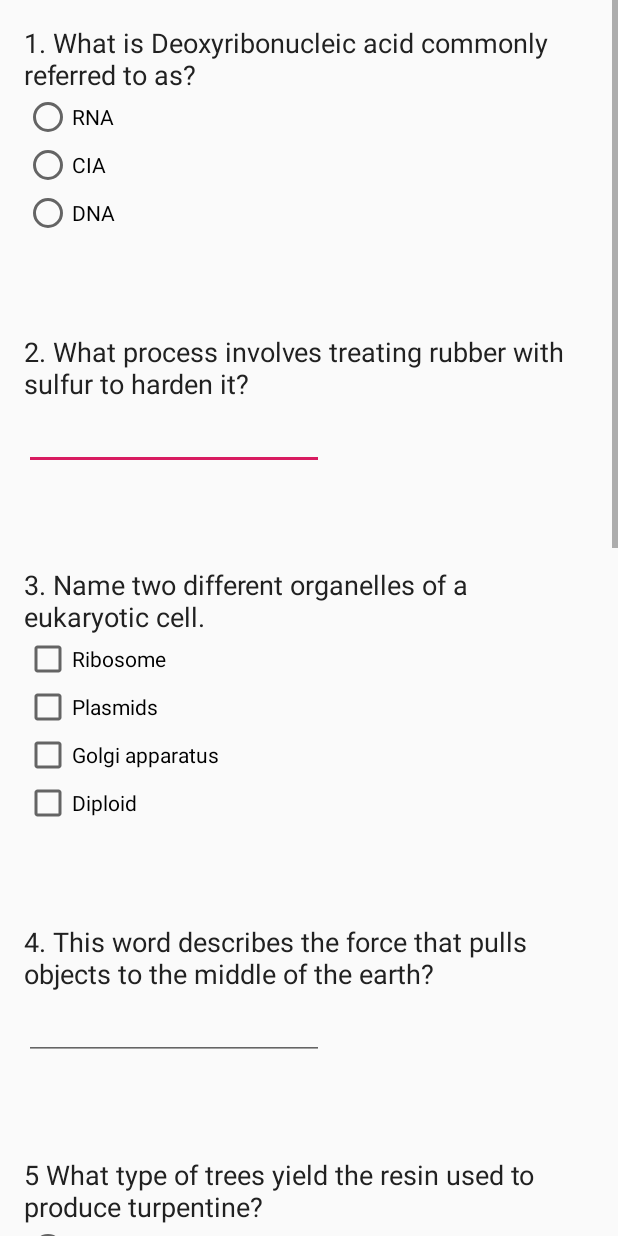
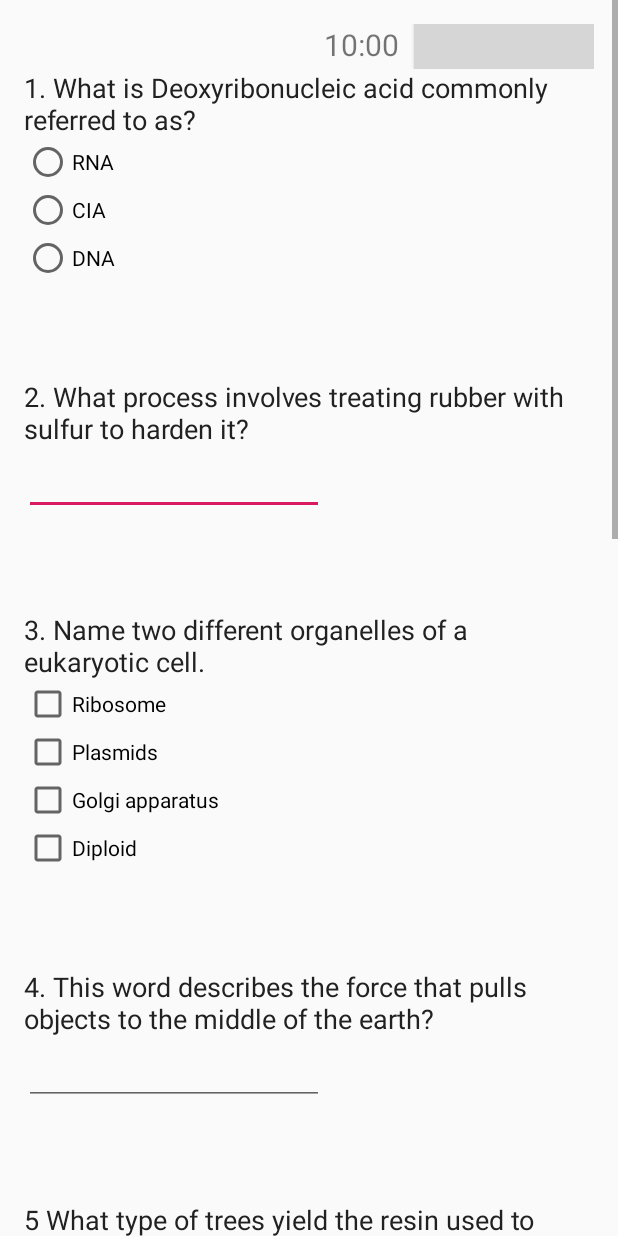
Before and after one commit to khjin2443/hahahaha, an Android app: the activity_open_quiz screen opened directly, with no data from a screen before it, on a phone screen of 412 x 824 dp. Run offline under Robolectric (Android 15) with nearby library versions, the phone set to English and light mode, and no system bars; 1 statement that could not run was skipped; grey boxes are pictures that could not be loaded.

Commit message:
타이머기능 추가완료 -> start, reset, pause

```diff
--- a/app/src/main/java/com/example/ansys/hahahaha/activity_open_quiz.java
+++ b/app/src/main/java/com/example/ansys/hahahaha/activity_open_quiz.java
@@ -2,6 +2,7 @@ package com.example.ansys.hahahaha;
 
 import android.content.Context;
 import android.content.Intent;
+import android.os.CountDownTimer;
 import android.support.v7.app.AlertDialog;
 import android.support.v7.app.AppCompatActivity;
 import android.os.Bundle;
@@ -12,9 +13,22 @@ import android.widget.Button;
 import android.widget.CheckBox;
 import android.widget.EditText;
 import android.widget.RadioButton;
+import android.widget.TextView;
 import android.widget.Toast;
 
+import java.util.Locale;
+
 public class activity_open_quiz extends AppCompatActivity {
+    //타이머
+    private static final long START_TIME_IN_MILLIS = 600000;
+    private TextView mTextViewCountDown;
+    private Button mButtonStartPause;
+    private Button mButtonReset;
+    private CountDownTimer mCountDownTimer;
+    private boolean mTimerRunning;
+    private long mTimeLeftInMillis = START_TIME_IN_MILLIS;
+
+
 
     private static final String LOG_TAG = MainActivity.class.getSimpleName();
 
@@ -203,8 +217,79 @@ public class activity_open_quiz extends AppCompatActivity {
             }
         });
 
+        //타이머
+        mTextViewCountDown = findViewById(R.id.text_view_countdown); //텍스트
 
+        mButtonStartPause = findViewById(R.id.button_start_pause); //start버튼
+        mButtonReset = findViewById(R.id.button_reset); //reset버튼
+
+        mButtonStartPause.setOnClickListener(new View.OnClickListener() {
+            @Override
+            public void onClick(View v) {
+                if (mTimerRunning) {
+                    pauseTimer();
+                } else {
+                    startTimer();
+                }
+            }
+        });
+
+        mButtonReset.setOnClickListener(new View.OnClickListener() {
+            @Override
+            public void onClick(View v) {
+                resetTimer();
+            }
+        });
+
+        updateCountDownText();
     }
+
+    private void startTimer() {
+        mCountDownTimer = new CountDownTimer(mTimeLeftInMillis, 1000) {
+            @Override
+            public void onTick(long millisUntilFinished) {
+                mTimeLeftInMillis = millisUntilFinished;
+                updateCountDownText();
+            }
+
+            @Override
+            public void onFinish() {
+                mTimerRunning = false;
+                mButtonStartPause.setText("Start");
+                mButtonStartPause.setVisibility(View.INVISIBLE);
+                mButtonReset.setVisibility(View.VISIBLE);
+            }
+        }.start();
+
+        mTimerRunning = true;
+        mButtonStartPause.setText("pause");
+        mButtonReset.setVisibility(View.INVISIBLE);
+    }
+
+    private void pauseTimer() {
+        mCountDownTimer.cancel();
+        mTimerRunning = false;
+        mButtonStartPause.setText("Start");
+        mButtonReset.setVisibility(View.VISIBLE);
+    }
+
+    private void resetTimer() {
+        mTimeLeftInMillis = START_TIME_IN_MILLIS;
+        updateCountDownText();
+        mButtonReset.setVisibility(View.INVISIBLE);
+        mButtonStartPause.setVisibility(View.VISIBLE);
+    }
+
+    private void updateCountDownText() {
+        int minutes = (int) (mTimeLeftInMillis / 1000) / 60;
+        int seconds = (int) (mTimeLeftInMillis / 1000) % 60;
+
+        String timeLeftFormatted = String.format(Locale.getDefault(), "%02d:%02d", minutes, seconds);
+
+        mTextViewCountDown.setText(timeLeftFormatted);
+    }
+
+
 
     public void submitAnswers(View view) {
         CharSequence resultsDisplay;
--- a/app/src/main/res/layout/activity_open_quiz.xml
+++ b/app/src/main/res/layout/activity_open_quiz.xml
@@ -16,6 +16,36 @@
         android:paddingLeft="16dp"
         android:paddingRight="16dp"
         android:paddingTop="16dp">
+
+        <LinearLayout
+            android:layout_width="match_parent"
+            android:layout_height="match_parent"
+            android:gravity="right"
+            android:orientation="horizontal">
+
+            <TextView
+                android:id="@+id/text_view_countdown"
+                android:layout_width="wrap_content"
+                android:layout_height="wrap_content"
+                android:layout_marginRight="10dp"
+                android:layout_gravity="right"
+                android:text="00:00"
+                android:textSize="20dp" />
+
+            <Button
+                android:id="@+id/button_start_pause"
+                android:background="@drawable/round_corner_white"
+                android:layout_width="60dp"
+                android:layout_height="30dp"
+                android:text="START" />
+
+            <Button
+                android:id="@+id/button_reset"
+                android:background="@drawable/round_corner_white"
+                android:layout_width="60dp"
+                android:layout_height="30dp"
+                android:text="RESET" />
+        </LinearLayout>
 
         <TextView
             android:id="@+id/question1"
```
